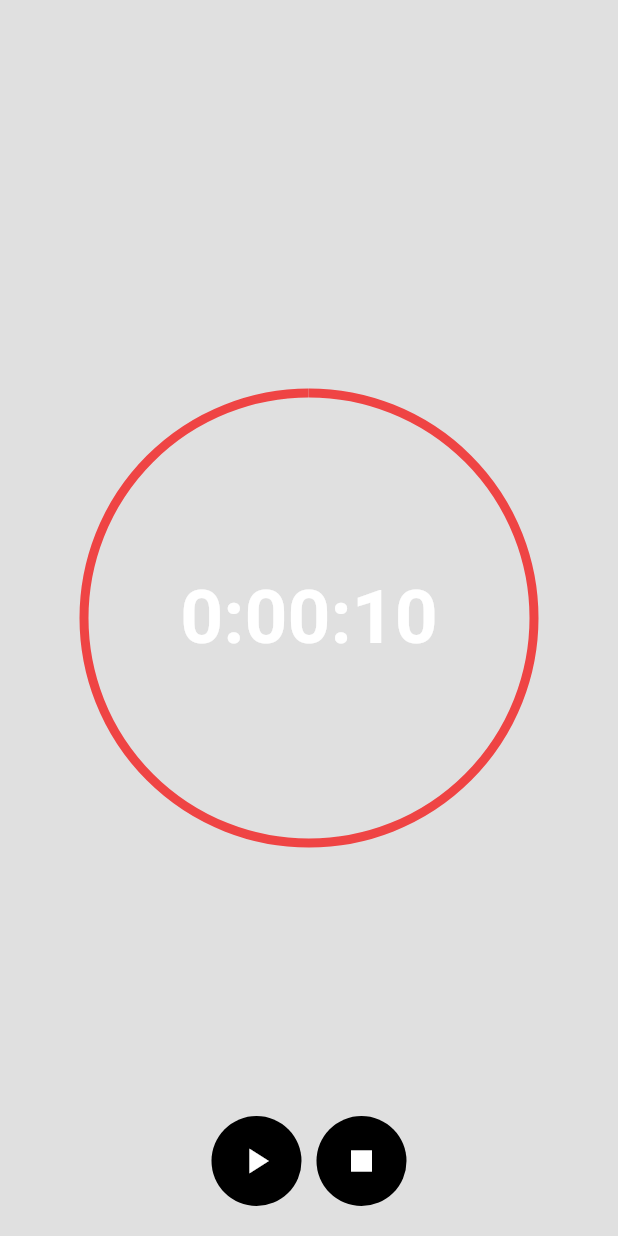
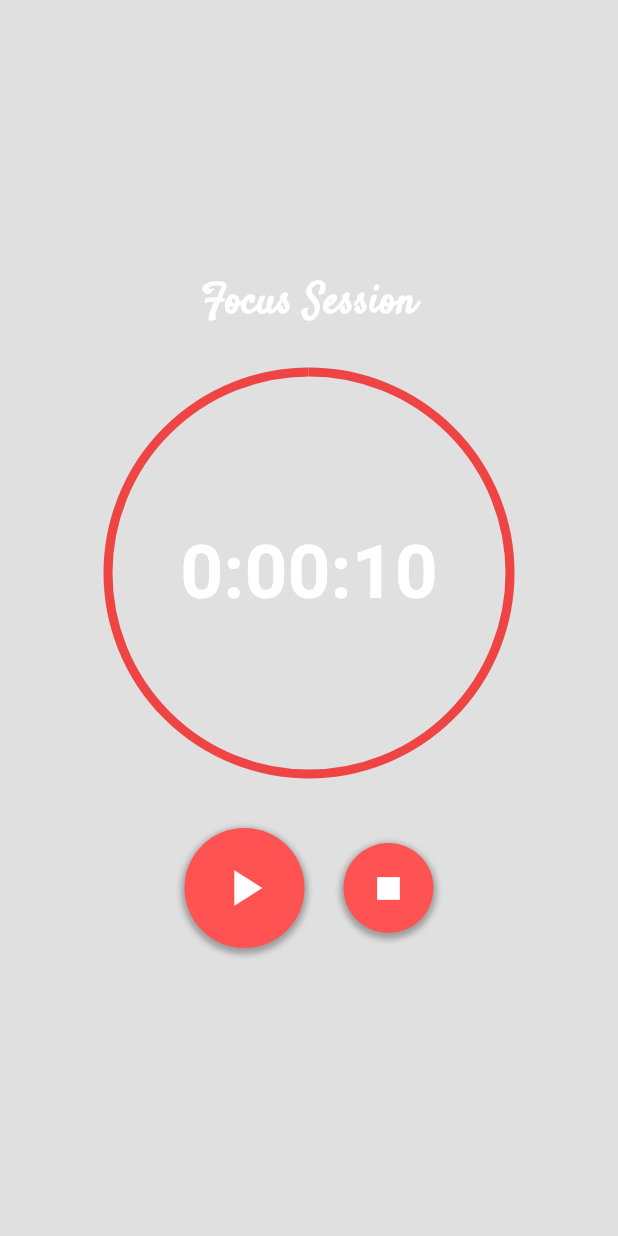
Before and after one commit to priyanshi3/ToDoList, a Flutter app: the TimerScreen screen opened directly, on a phone screen of 412 x 824 dp. Run offline on Flutter 3.47's test engine with Material 2 defaults, Android fonts, the phone set to English and light mode, and no system bars; our stand-ins replace audioplayers, cloud_firestore, email_validator, firebase_auth, firebase_core; accounts and stored records are empty.

```diff
--- a/lib/screens/timer/timer_screen.dart
+++ b/lib/screens/timer/timer_screen.dart
@@ -112,17 +112,38 @@ class _TimerScreenState extends State<TimerScreen>
     return Scaffold(
       backgroundColor: Colors.black12,
       body: Column(
+        mainAxisAlignment: MainAxisAlignment.center,
         children: [
-          Expanded(
+          Padding(
+            padding: const EdgeInsets.all(10),
+            child: Text(
+              'Focus Session',
+              style: TextStyle(
+                fontSize: 28,
+                fontWeight: FontWeight.bold,
+                fontFamily: 'Satisfy',
+              ),
+            ),
+          ),
+          Center(
+            child: Column(
+              mainAxisAlignment: MainAxisAlignment.center,
+              children: [
+                SizedBox(
+                  width: 300,
+                  height: 300,
                   child: Stack(
                     alignment: Alignment.center,
                     children: [
-                SizedBox(
+                      Padding(
+                        padding: const EdgeInsets.all(16.0),
+                        child: SizedBox(
                           width: 300,
                           height: 300,
                           child: CircularProgressIndicator(
                             value: progress,
                             strokeWidth: 6,
+                          ),
                         ),
                       ),
                       GestureDetector(
@@ -158,14 +179,16 @@ class _TimerScreenState extends State<TimerScreen>
                           },
                         ),
                       ),
-                Align(
-                  alignment: Alignment.bottomCenter,
-                  child: Padding(
+                    ],
+                  ),
+                ),
+                Padding(
                   padding: const EdgeInsets.symmetric(
-                        horizontal: 10, vertical: 20),
+                    horizontal: 10,
+                    vertical: 20,
+                  ),
                   child: Row(
                     mainAxisAlignment: MainAxisAlignment.center,
-                      crossAxisAlignment: CrossAxisAlignment.end,
                     children: [
                       GestureDetector(
                         onTap: () {
@@ -190,8 +213,10 @@ class _TimerScreenState extends State<TimerScreen>
                           icon: isPlaying == true
                               ? Icons.pause
                               : Icons.play_arrow,
+                          size: 80,
                         ),
                       ),
+                      SizedBox(width: 16), // Add spacing between buttons
                       GestureDetector(
                         onTap: () {
                           controller.reset();
@@ -203,14 +228,13 @@ class _TimerScreenState extends State<TimerScreen>
                         child: RoundButton(
                           icon: Icons.stop,
                         ),
-                        )
+                      ),
                     ],
-                    ),
                   ),
                 ),
               ],
             ),
-          )
+          ),
         ],
       ),
     );
--- a/lib/widget/shared/RoundButton.dart
+++ b/lib/widget/shared/RoundButton.dart
@@ -4,9 +4,15 @@ class RoundButton extends StatelessWidget {
   const RoundButton({
     Key? key,
     required this.icon,
+    this.size = 60,
+    this.backgroundColor = Colors.redAccent, // Set a default background color
+    this.iconColor = Colors.white, // Set a default icon color
   }) : super(key: key);
 
+  final double size;
   final IconData icon;
+  final Color backgroundColor;
+  final Color iconColor;
 
   @override
   Widget build(BuildContext context) {
@@ -14,11 +20,27 @@ class RoundButton extends StatelessWidget {
       padding: const EdgeInsets.symmetric(
         horizontal: 5,
       ),
-      child: CircleAvatar(
-        radius: 30,
-        child: Icon(
-          icon,
-          size: 28,
+      child: Container(
+        width: size,
+        height: size,
+        decoration: BoxDecoration(
+          shape: BoxShape.circle,
+          color: backgroundColor,
+          boxShadow: [
+            BoxShadow(
+              color: Colors.black.withOpacity(0.3),
+              spreadRadius: 2,
+              blurRadius: 3,
+              offset: Offset(0, 2),
+            ),
+          ],
+        ),
+        child: Center(
+          child: Icon(
+            icon,
+            size: size * 0.5,
+            color: iconColor,
+          ),
         ),
       ),
     );
```
Also changed, not shown: pubspec.yaml (+10 -1 lines), assets/logo.png (added), pubspec.lock, 85 other files. Lines whose indentation alone changed are shown as unchanged.
